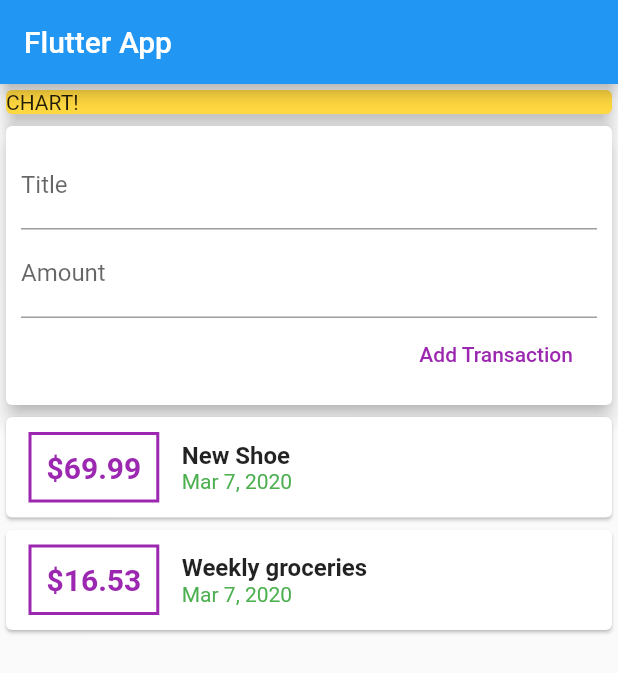
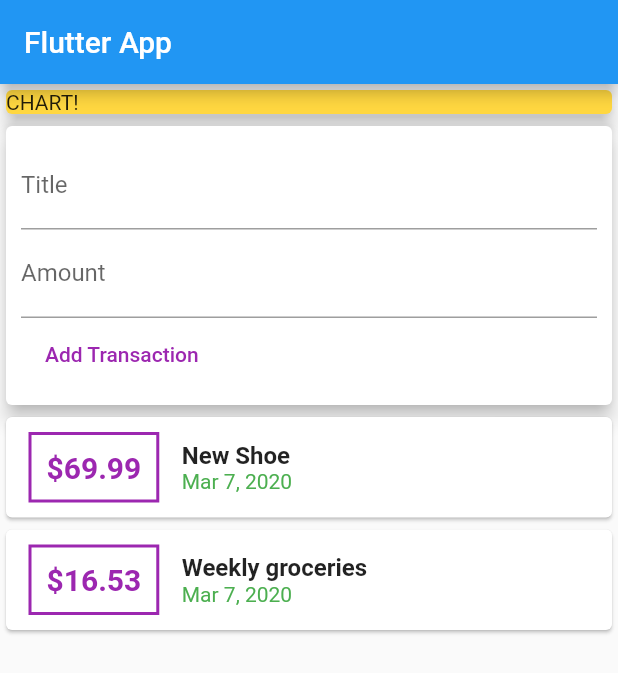
Before and after one commit to mishikaraj/Expenses_planner, a Flutter app: the screen it shows after launch, on a phone screen of 412 x 824 dp. Shown: the top 673 px of the screen. Run offline on Flutter 3.47's test engine with Material 2 defaults, Android fonts, the phone set to English and light mode, and no system bars.

Commit message:
Stateless Widget Done!

```diff
--- a/lib/main.dart
+++ b/lib/main.dart
@@ -55,13 +55,12 @@ class MyHomePage extends StatelessWidget {
               child: Container(
                 padding: EdgeInsets.all(10),
                 child: Column(
-                  crossAxisAlignment: CrossAxisAlignment.end,
+                  crossAxisAlignment: CrossAxisAlignment.start,
                   children: <Widget>[
                     TextField(
                       decoration: InputDecoration(labelText: 'Title'),
                       onChanged: (val) {
-                        titleInput:
-                        val;
+                        titleInput = val;
                       },
                     ),
                     TextField(
```
